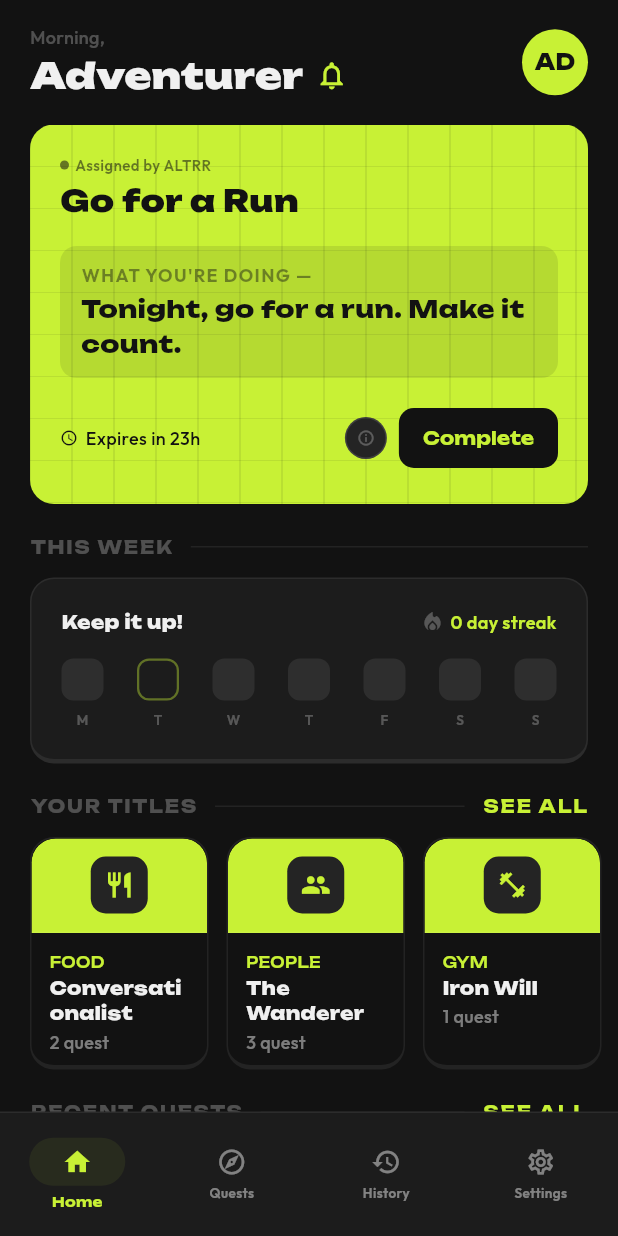
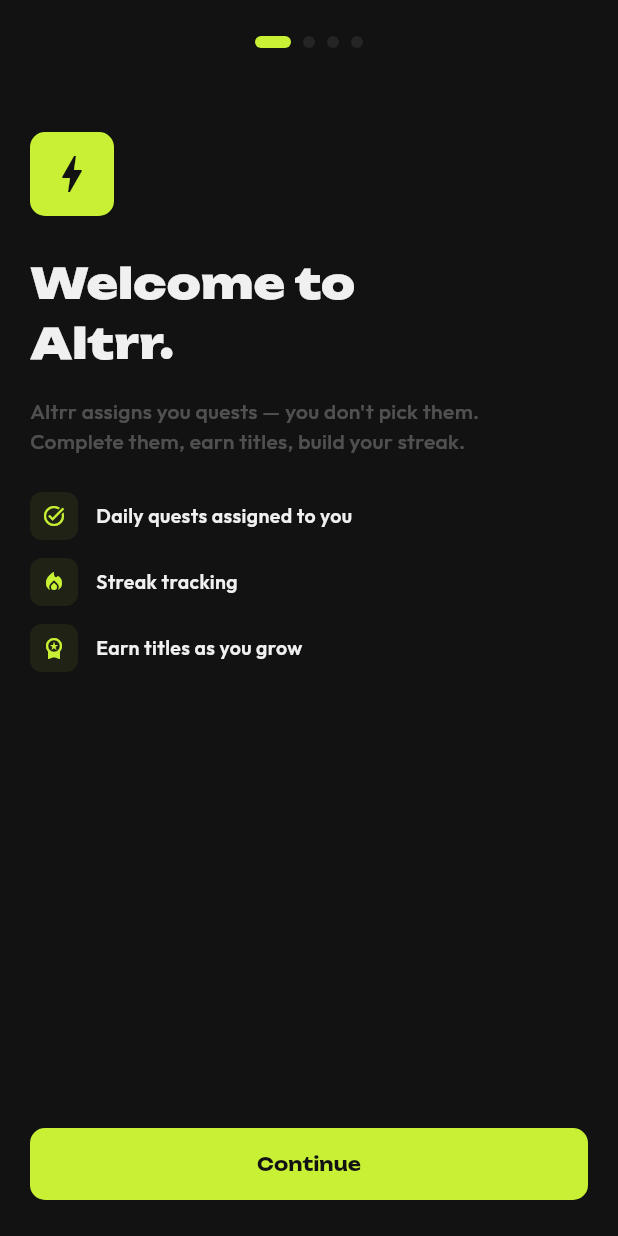
Before and after one commit to PatrickJohn243/altrr, a Flutter app: the screen it shows after launch, on a phone screen of 412 x 824 dp. Run offline on Flutter 3.47's test engine with Material 3 defaults, Android fonts, the phone set to English and light mode, and no system bars; our stand-ins replace device_preview, go_router, google_fonts, image_picker, isar; accounts and stored records are empty; generated files the repository leaves out were written again.

Commit message:
feat(onboarding): add 4-step onboarding flow with router gate

```diff
--- a/lib/core/router/app_router.dart
+++ b/lib/core/router/app_router.dart
@@ -1,7 +1,9 @@
 import 'package:flutter/material.dart';
 import 'package:go_router/go_router.dart';
+import '../controllers/user_profile_controller.dart';
 import '../widgets/navbar.dart';
 import '../../features/home/pages/home/home_screen.dart';
+import '../../features/onboarding/pages/onboarding_screen.dart';
 import '../../features/quests/pages/quests_screen.dart';
 import '../../features/quests/controllers/quests_controller.dart';
 import '../../features/quests/controllers/quests_controller_provider.dart';
@@ -20,9 +22,20 @@
 import '../../shared/models/quest.dart';
 import '../../shared/models/earned_title.dart';
 
-final appRouter = GoRouter(
+GoRouter createAppRouter(UserProfileController profileController) => GoRouter(
   initialLocation: '/home',
+  refreshListenable: profileController,
+  redirect: (context, state) {
+    final onboarded = profileController.isOnboarded;
+    final onOnboarding = state.matchedLocation == '/onboarding';
+    if (!onboarded && !onOnboarding) return '/onboarding';
+    return null;
+  },
   routes: [
+    GoRoute(
+      path: '/onboarding',
+      builder: (context, state) => const OnboardingScreen(),
+    ),
     ShellRoute(
       builder: (context, state, child) => _AppShell(child: child),
       routes: [
@@ -84,7 +97,8 @@
     ),
     GoRoute(
       path: '/titles',
-      builder: (context, state) => const AllTitlesScreen(),
+      builder: (context, state) =>
+          AllTitlesScreen(initialCategory: state.extra as String?),
     ),
     GoRoute(
       path: '/all-quests',
--- /dev/null
+++ b/lib/features/onboarding/pages/onboarding_screen.dart
@@ -0,0 +1,473 @@
+import 'dart:io';
+import 'package:flutter/material.dart';
+import 'package:go_router/go_router.dart';
+import 'package:image_picker/image_picker.dart';
+import '../../../core/theme/app_colors.dart';
+import '../../../core/theme/app_spacing.dart';
+import '../../../core/theme/app_typography.dart';
+import '../../../core/controllers/user_profile_provider.dart';
+
+class OnboardingScreen extends StatefulWidget {
+  const OnboardingScreen({super.key});
+
+  @override
+  State<OnboardingScreen> createState() => _OnboardingScreenState();
+}
+
+class _OnboardingScreenState extends State<OnboardingScreen> {
+  final _pageController = PageController();
+  int _currentPage = 0;
+
+  // Step 2 — Name
+  final _nameController = TextEditingController();
+
+  // Step 3 — Photo
+  XFile? _photo;
+
+  // Step 4 — Categories
+  final _selectedCategories = <String>{};
+
+  static const _categories = [
+    (key: 'physical',   label: 'Physical',   icon: Icons.fitness_center),
+    (key: 'mental',     label: 'Mental',     icon: Icons.psychology),
+    (key: 'social',     label: 'Social',     icon: Icons.people),
+    (key: 'cooking',    label: 'Cooking',    icon: Icons.restaurant),
+    (key: 'learning',   label: 'Learning',   icon: Icons.school),
+    (key: 'explore',    label: 'Explore',    icon: Icons.travel_explore),
+    (key: 'hobby',      label: 'Hobby',      icon: Icons.palette),
+    (key: 'reflection', label: 'Reflection', icon: Icons.self_improvement),
+  ];
+
+  @override
+  void dispose() {
+    _pageController.dispose();
+    _nameController.dispose();
+    super.dispose();
+  }
+
+  void _next() {
+    if (_currentPage < 3) {
+      _pageController.nextPage(
+        duration: const Duration(milliseconds: 300),
+        curve: Curves.easeInOut,
+      );
+    }
+  }
+
+  bool get _canProceed {
+    switch (_currentPage) {
+      case 0: return true;
+      case 1: return _nameController.text.trim().isNotEmpty;
+      case 2: return true; // photo optional
+      case 3: return _selectedCategories.isNotEmpty;
+      default: return false;
+    }
+  }
+
+  Future<void> _pickPhoto() async {
+    final picker = ImagePicker();
+    final file = await picker.pickImage(
+      source: ImageSource.gallery,
+      maxWidth: 800,
+      maxHeight: 800,
+      imageQuality: 85,
+    );
+    if (file != null) setState(() => _photo = file);
+  }
+
+  Future<void> _finish() async {
+    final ctrl = UserProfileProvider.of(context);
+    await ctrl.saveOnboarding(
+      name: _nameController.text.trim(),
+      avatarPath: _photo?.path,
+      preferredCategories: _selectedCategories.toList(),
+    );
+    if (mounted) context.go('/home');
+  }
+
+  @override
+  Widget build(BuildContext context) {
+    return Scaffold(
+      backgroundColor: AppColors.bgPrimary,
+      body: SafeArea(
+        child: Column(
+          children: [
+            // Progress dots
+            Padding(
+              padding: const EdgeInsets.only(top: 24, bottom: 8),
+              child: Row(
+                mainAxisAlignment: MainAxisAlignment.center,
+                children: List.generate(4, (i) => _Dot(active: i == _currentPage)),
+              ),
+            ),
+
+            // Pages
+            Expanded(
+              child: PageView(
+                controller: _pageController,
+                physics: const NeverScrollableScrollPhysics(),
+                onPageChanged: (i) => setState(() => _currentPage = i),
+                children: [
+                  _WelcomePage(onNext: _next),
+                  _NamePage(controller: _nameController, onChanged: () => setState(() {})),
+                  _PhotoPage(photo: _photo, onPick: _pickPhoto, onNext: _next),
+                  _CategoriesPage(
+                    categories: _categories,
+                    selected: _selectedCategories,
+                    onToggle: (key) => setState(() {
+                      if (_selectedCategories.contains(key)) {
+                        _selectedCategories.remove(key);
+                      } else {
+                        _selectedCategories.add(key);
+                      }
+                    }),
+                  ),
+                ],
+              ),
+            ),
+
+            // CTA button
+            Padding(
+              padding: const EdgeInsets.fromLTRB(
+                AppSpacing.screenPadding, 0,
+                AppSpacing.screenPadding, AppSpacing.xxl,
+              ),
+              child: SizedBox(
+                width: double.infinity,
+                height: 48,
+                child: ElevatedButton(
+                  style: ElevatedButton.styleFrom(
+                    backgroundColor: _canProceed
+                        ? AppColors.accent
+                        : AppColors.bgElevated,
+                    foregroundColor: _canProceed
+                        ? AppColors.textInverse
+                        : AppColors.textDisabled,
+                    elevation: 0,
+                    shape: RoundedRectangleBorder(
+                      borderRadius: BorderRadius.circular(AppRadius.button),
+                    ),
+                  ),
+                  onPressed: _canProceed
+                      ? (_currentPage == 3 ? _finish : _next)
+                      : null,
+                  child: Text(
+                    _currentPage == 3 ? 'Begin' : 'Continue',
+                    style: AppTypography.unboundedBold(
+                      12,
+                      _canProceed ? AppColors.textInverse : AppColors.textDisabled,
+                    ),
+                  ),
+                ),
+              ),
+            ),
+          ],
+        ),
+      ),
+    );
+  }
+}
+
+// ── Progress dot ──────────────────────────────────────────────────────────────
+
+class _Dot extends StatelessWidget {
+  final bool active;
+  const _Dot({required this.active});
+
+  @override
+  Widget build(BuildContext context) {
+    return AnimatedContainer(
+      duration: const Duration(milliseconds: 200),
+      margin: const EdgeInsets.symmetric(horizontal: 4),
+      width: active ? 24 : 8,
+      height: 8,
+      decoration: BoxDecoration(
+        color: active ? AppColors.accent : AppColors.bgElevated,
+        borderRadius: BorderRadius.circular(4),
+      ),
+    );
+  }
+}
+
+// ── Page 1: Welcome ───────────────────────────────────────────────────────────
+
+class _WelcomePage extends StatelessWidget {
+  final VoidCallback onNext;
+  const _WelcomePage({required this.onNext});
+
+  @override
+  Widget build(BuildContext context) {
+    return Padding(
+      padding: const EdgeInsets.symmetric(horizontal: AppSpacing.screenPadding),
+      child: Column(
+        crossAxisAlignment: CrossAxisAlignment.start,
+        children: [
+          const SizedBox(height: 48),
+          // Lime accent block
+          Container(
+            width: 56,
+            height: 56,
+            decoration: BoxDecoration(
+              color: AppColors.accent,
+              borderRadius: BorderRadius.circular(AppRadius.icon),
+            ),
+            child: const Icon(
+              Icons.bolt,
+              color: AppColors.textInverse,
+              size: 32,
+            ),
+          ),
+          const SizedBox(height: AppSpacing.xxl),
+          Text('Welcome to\nAltrr.', style: AppTypography.unboundedBlack(28, AppColors.textPrimary)),
+          const SizedBox(height: AppSpacing.lg),
+          Text(
+            'Altrr assigns you quests — you don\'t pick them.\nComplete them, earn titles, build your streak.',
+            style: AppTypography.outfitMedium(14, AppColors.textMuted),
+          ),
+          const SizedBox(height: AppSpacing.xxl),
+          _FeatureRow(icon: Icons.task_alt, text: 'Daily quests assigned to you'),
+          const SizedBox(height: AppSpacing.md),
+          _FeatureRow(icon: Icons.local_fire_department, text: 'Streak tracking'),
+          const SizedBox(height: AppSpacing.md),
+          _FeatureRow(icon: Icons.workspace_premium, text: 'Earn titles as you grow'),
+        ],
+      ),
+    );
+  }
+}
+
+class _FeatureRow extends StatelessWidget {
+  final IconData icon;
+  final String text;
+  const _FeatureRow({required this.icon, required this.text});
+
+  @override
+  Widget build(BuildContext context) {
+    return Row(
+      children: [
+        Container(
+          width: 32,
+          height: 32,
+          decoration: BoxDecoration(
+            color: AppColors.accentSubtle,
+            borderRadius: BorderRadius.circular(8),
+          ),
+          child: Icon(icon, size: 16, color: AppColors.accent),
+        ),
+        const SizedBox(width: AppSpacing.md),
+        Text(text, style: AppTypography.outfitSemiBold(13, AppColors.textPrimary)),
+      ],
+    );
+  }
+}
+
+// ── Page 2: Name ──────────────────────────────────────────────────────────────
+
+class _NamePage extends StatelessWidget {
+  final TextEditingController controller;
+  final VoidCallback onChanged;
+  const _NamePage({required this.controller, required this.onChanged});
+
+  @override
+  Widget build(BuildContext context) {
+    return Padding(
+      padding: const EdgeInsets.symmetric(horizontal: AppSpacing.screenPadding),
+      child: Column(
+        crossAxisAlignment: CrossAxisAlignment.start,
+        children: [
+          const SizedBox(height: 48),
+          Text('What should\nwe call you?', style: AppTypography.unboundedBlack(24, AppColors.textPrimary)),
+          const SizedBox(height: AppSpacing.sm),
+          Text('This shows on your profile.', style: AppTypography.outfitMedium(13, AppColors.textMuted)),
+          const SizedBox(height: AppSpacing.xxl),
+          TextField(
+            controller: controller,
+            onChanged: (_) => onChanged(),
+            autofocus: true,
+            style: AppTypography.outfitSemiBold(16, AppColors.textPrimary),
+            cursorColor: AppColors.accent,
+            decoration: InputDecoration(
+              hintText: 'Your name',
+              hintStyle: AppTypography.outfitMedium(16, AppColors.textMuted),
+              filled: true,
+              fillColor: AppColors.bgSurface,
+              contentPadding: const EdgeInsets.symmetric(horizontal: 16, vertical: 14),
+              border: OutlineInputBorder(
+                borderRadius: BorderRadius.circular(AppRadius.button),
+                borderSide: const BorderSide(color: AppColors.borderMid),
+              ),
+              enabledBorder: OutlineInputBorder(
+                borderRadius: BorderRadius.circular(AppRadius.button),
+                borderSide: const BorderSide(color: AppColors.borderMid),
+              ),
+              focusedBorder: OutlineInputBorder(
+                borderRadius: BorderRadius.circular(AppRadius.button),
+                borderSide: const BorderSide(color: AppColors.accent, width: 1.5),
+              ),
+            ),
+          ),
+        ],
+      ),
+    );
+  }
+}
+
+// ── Page 3: Photo ─────────────────────────────────────────────────────────────
+
+class _PhotoPage extends StatelessWidget {
+  final XFile? photo;
+  final VoidCallback onPick;
+  final VoidCallback onNext;
+  const _PhotoPage({required this.photo, required this.onPick, required this.onNext});
+
+  @override
+  Widget build(BuildContext context) {
+    return Padding(
+      padding: const EdgeInsets.symmetric(horizontal: AppSpacing.screenPadding),
+      child: Column(
+        crossAxisAlignment: CrossAxisAlignment.start,
+        children: [
+          const SizedBox(height: 48),
+          Text('Add a photo\n(optional)', style: AppTypography.unboundedBlack(24, AppColors.textPrimary)),
+          const SizedBox(height: AppSpacing.sm),
+          Text('Shows on your profile card.', style: AppTypography.outfitMedium(13, AppColors.textMuted)),
+          const SizedBox(height: AppSpacing.xxl),
+          Center(
+            child: GestureDetector(
+              onTap: onPick,
+              child: photo == null
+                  ? Container(
+                      width: 120,
+                      height: 120,
+                      decoration: BoxDecoration(
+                        color: AppColors.bgSurface,
+                        shape: BoxShape.circle,
+                        border: Border.all(color: AppColors.borderMid, width: 2),
+                      ),
+                      child: const Icon(
+                        Icons.add_a_photo_outlined,
+                        size: 36,
+                        color: AppColors.textMuted,
+                      ),
+                    )
+                  : Stack(
+                      children: [
+                        CircleAvatar(
+                          radius: 60,
+                          backgroundImage: FileImage(File(photo!.path)),
+                        ),
+                        Positioned(
+                          bottom: 4,
+                          right: 4,
+                          child: GestureDetector(
+                            onTap: onPick,
+                            child: Container(
+                              width: 28,
+                              height: 28,
+                              decoration: BoxDecoration(
+                                color: AppColors.accent,
+                                shape: BoxShape.circle,
+                                border: Border.all(color: AppColors.bgPrimary, width: 2),
+                              ),
+                              child: const Icon(Icons.edit, size: 14, color: AppColors.textInverse),
+                            ),
+                          ),
+                        ),
+                      ],
+                    ),
+            ),
+          ),
+          if (photo == null) ...[
+            const SizedBox(height: AppSpacing.xl),
+            Center(
+              child: TextButton(
+                onPressed: onNext,
+                child: Text(
+                  'Skip for now',
+                  style: AppTypography.outfitMedium(13, AppColors.textMuted),
+                ),
+              ),
+            ),
+          ],
+        ],
+      ),
+    );
+  }
+}
+
+// ── Page 4: Categories ────────────────────────────────────────────────────────
+
+class _CategoriesPage extends StatelessWidget {
+  final List<({String key, String label, IconData icon})> categories;
+  final Set<String> selected;
+  final ValueChanged<String> onToggle;
+
+  const _CategoriesPage({
+    required this.categories,
+    required this.selected,
+    required this.onToggle,
+  });
+
+  @override
+  Widget build(BuildContext context) {
+    return Padding(
+      padding: const EdgeInsets.symmetric(horizontal: AppSpacing.screenPadding),
+      child: Column(
+        crossAxisAlignment: CrossAxisAlignment.start,
+        children: [
+          const SizedBox(height: 48),
+          Text('What interests\nyou?', style: AppTypography.unboundedBlack(24, AppColors.textPrimary)),
+          const SizedBox(height: AppSpacing.sm),
+          Text(
+            'Altrr starts here — then takes you further.',
+            style: AppTypography.outfitMedium(13, AppColors.textMuted),
+          ),
+          const SizedBox(height: AppSpacing.xxl),
+          Expanded(
+            child: GridView.count(
+              crossAxisCount: 2,
+              mainAxisSpacing: AppSpacing.md,
+              crossAxisSpacing: AppSpacing.md,
+              childAspectRatio: 2.6,
+              physics: const NeverScrollableScrollPhysics(),
+              children: categories.map((c) {
+                final isOn = selected.contains(c.key);
+                return GestureDetector(
+                  onTap: () => onToggle(c.key),
+                  child: AnimatedContainer(
+                    duration: const Duration(milliseconds: 150),
+                    decoration: BoxDecoration(
+                      color: isOn ? AppColors.accentSubtle : AppColors.bgSurface,
+                      borderRadius: BorderRadius.circular(AppRadius.button),
+                      border: Border.all(
+                        color: isOn ? AppColors.accent : AppColors.borderMid,
+                        width: isOn ? 1.5 : 1,
+                      ),
+                    ),
+                    child: Row(
+                      mainAxisAlignment: MainAxisAlignment.center,
+                      children: [
+                        Icon(
+                          c.icon,
+                          size: 18,
+                          color: isOn ? AppColors.accent : AppColors.textMuted,
+                        ),
+                        const SizedBox(width: AppSpacing.sm),
+                        Text(
+                          c.label,
+                          style: isOn
+                              ? AppTypography.unboundedBold(11, AppColors.accent)
+                              : AppTypography.unboundedBold(11, AppColors.textMuted),
+                        ),
+                      ],
+                    ),
+                  ),
+                );
+              }).toList(),
+            ),
+          ),
+        ],
+      ),
+    );
+  }
+}
--- a/lib/main.dart
+++ b/lib/main.dart
@@ -31,7 +31,7 @@
       child: MaterialApp.router(
         title: 'Altrr',
         theme: AppTheme.dark,
-        routerConfig: appRouter,
+        routerConfig: createAppRouter(profileController),
         useInheritedMediaQuery: true,
         locale: DevicePreview.locale(context),
         builder: DevicePreview.appBuilder,
```
Also changed, not shown: lib/core/controllers/user_profile_controller.dart (+33 -1 lines).
